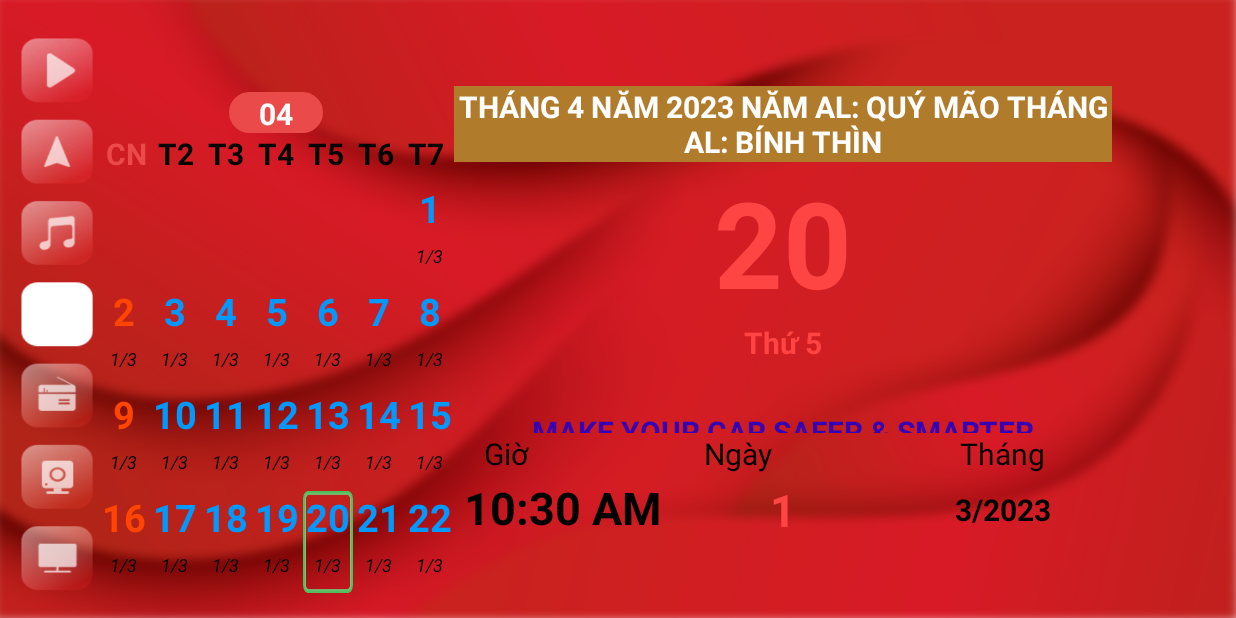
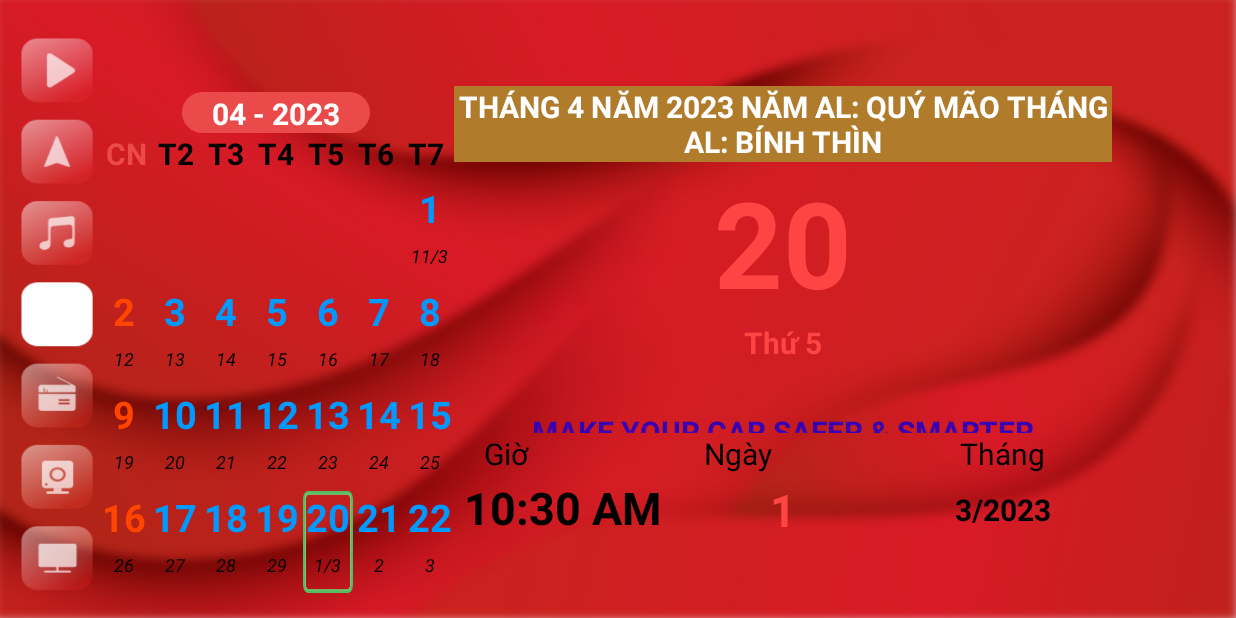
Before and after one commit to anhhv29/lunar-calendar, an Android app: the screen it shows after launch (MainActivity), on a phone screen of 824 x 412 dp (held sideways). Run offline under Robolectric (Android 15) with nearby library versions, the phone set to English and light mode, and no system bars; network calls fail; 5 statements that could not run were skipped.

Commit message:
can chi tháng

```diff
--- a/app/src/main/java/vn/gotech/lunar_calendar/MainActivity.java
+++ b/app/src/main/java/vn/gotech/lunar_calendar/MainActivity.java
@@ -75,8 +75,9 @@ public class MainActivity extends AppCompatActivity {
 
             int[] lunar = lunarYearTools.convertSolar2Lunar(day, month, year, 7);
 
-            tvLunarDay.setText("" + lunar[0]);
-            tvLunarMonth.setText(lunar[1] + "/" + lunar[2]);
+            int dayLunar = lunar[0];
+            int monthLunar = lunar[1];
+            int yearLunar = lunar[2];
 
             String[] can = {"Canh", "Tân", "Nhâm", "Quý", "Giáp", "Ất", "Bính", "Đinh", "Mậu", "Kỷ"};
             String[] chi = {"Thân", "Dậu", "Tuất", "Hợi", "Tý", "Sửu", "Dần", "Mão", "Thìn", "Tỵ", "Ngọ", "Mùi"};
@@ -93,92 +94,36 @@ public class MainActivity extends AppCompatActivity {
             String lunarYear = canYear + " " + chiYear;
 
             //tính can chi của tháng
-            int ngayAm = lunar[0];
-            int thangAm = lunar[1];
-            int namAm = lunar[2];
-
             String lunarMonth = null;
-            if (canYear.equals("Giáp") || canYear.equals("Kỷ")) {
-                lunarMonth = GiapKy[thangAm - 1];
-            } else if (canYear.equals("Ất") || canYear.equals("Canh")) {
-                lunarMonth = AtCanh[thangAm - 1];
-            } else if (canYear.equals("Bính") || canYear.equals("Tân")) {
-                lunarMonth = BinhTan[thangAm - 1];
-            } else if (canYear.equals("Đinh") || canYear.equals("Nhâm")) {
-                lunarMonth = DinhNham[thangAm - 1];
-            } else if (canYear.equals("Mậu") || canYear.equals("Quý")) {
-                lunarMonth = MauQuy[thangAm - 1];
+            switch (canYear) {
+                case "Giáp":
+                case "Kỷ":
+                    lunarMonth = GiapKy[monthLunar - 1];
+                    break;
+                case "Ất":
+                case "Canh":
+                    lunarMonth = AtCanh[monthLunar - 1];
+                    break;
+                case "Bính":
+                case "Tân":
+                    lunarMonth = BinhTan[monthLunar - 1];
+                    break;
+                case "Đinh":
+                case "Nhâm":
+                    lunarMonth = DinhNham[monthLunar - 1];
+                    break;
+                case "Mậu":
+                case "Quý":
+                    lunarMonth = MauQuy[monthLunar - 1];
+                    break;
             }
-
-
-            //tính can chi của tháng
-
-//            String lunarMonthKey = thangAmLich + "-" + canAmLich;
-
-
-//            HashMap<String, String> lunarMonth2 = new HashMap<>();
-//            for (int i = 0; i < 12; i++) {
-//                int m = i + 1;
-//                String s = (i > 5) ? chi[i - 6] : chi[6 + i];
-//                lunarMonth2.put("T" + m, s);
-//            }
-//
-//            HashMap<String, String[]> lunarMonth3 = new HashMap<>();
-//            List<String> listMonthCan = new ArrayList<>();
-//
-//            for (int i = 0; i < 5; i++) {
-//                listMonthCan.add(can[i + 4] + "/" + can[(i + 9 > 9) ? i - 1 : (i + 9)]);
-//            }
-//
-//            for (int i = 0; i < listMonthCan.size(); i++) {
-//                if (i == 0) {
-//                    String[] canThang = new String[12];
-//                    for (int j = 0; j < 12; j++) {
-//                        canThang[j] = ((j > 3) ? can[j - 4] : can[j + 6]) + " " + lunarMonth2.get("T" + (j + 1));
-//                    }
-//                    lunarMonth3.put(listMonthCan.get(i), canThang);
-//                } else if (i == 1) {
-//                    String[] canThang2 = new String[12];
-//                    for (int j = 0; j < 12; j++) {
-//                        canThang2[j] = ((j > 1) ? can[j - 2] : can[j + 8]) + " " + lunarMonth2.get("T" + (j + 1));
-//                    }
-//                    lunarMonth3.put(listMonthCan.get(i), canThang2);
-//                } else if (i == 2) {
-//                    String[] canThang3 = new String[12];
-//                    for (int j = 0; j < 12; j++) {
-//                        canThang3[j] = (j > 9) ? can[j - 10] : can[j] + " " + lunarMonth2.get("T" + (j + 1));
-//                    }
-//                    lunarMonth3.put(listMonthCan.get(i), canThang3);
-//                } else if (i == 3) {
-//                    String[] canThang4 = new String[12];
-//                    for (int j = 0; j < 12; j++) {
-//                        canThang4[j] = ((j > 7) ? can[j - 8] : can[j + 2]) + " " + lunarMonth2.get("T" + (j + 1));
-//                    }
-//                    lunarMonth3.put(listMonthCan.get(i), canThang4);
-//                } else if (i == 4) {
-//                    String[] canThang5 = new String[12];
-//                    for (int j = 0; j < 12; j++) {
-//                        canThang5[j] = ((j > 5) ? can[j - 6] : can[j + 4]) + " " + lunarMonth2.get("T" + (j + 1));
-//                    }
-//                    lunarMonth3.put(listMonthCan.get(i), canThang5);
-//                }
-//            }
-//
-//
-//            for (HashMap.Entry<String, String[]> entry : lunarMonth3.entrySet()) {
-//                String key = entry.getKey();
-//                String[] value = entry.getValue();
-//                for (int j = 0; j < value.length; j++) {
-//                    if (key.contains(canYear) && (lunnar[1] - 1) == j)
-//                        Log.e("123123123", "Key: " + key + ", Value: " + value[j]);
-//                }
-//            }
-
 
             tvDay.setText("" + day);
             tvMonth.setText("Tháng " + month + " Năm " + year + " năm AL: " + lunarYear + " tháng AL: " + lunarMonth);
             tvAuthor = findViewById(R.id.tvAuthor);
 
+            tvLunarDay.setText("" + lunar[0]);
+            tvLunarMonth.setText(lunar[1] + "/" + lunar[2]);
 
             //Các ngày lễ trong năm
             HashMap<String, String[]> holidaysLunnar = new HashMap<>(); //ngày lễ âm
@@ -265,7 +210,7 @@ public class MainActivity extends AppCompatActivity {
                 month = 12;
             }
 
-            tvTitle.setText((month < 10) ? "0" + month : month + " - " + year);
+            tvTitle.setText((month < 10) ? "0" + month + " - " + year : month + " - " + year);
 
             Calendar c = Calendar.getInstance();
             c.set(Calendar.DAY_OF_MONTH, 1);
@@ -284,9 +229,11 @@ public class MainActivity extends AppCompatActivity {
                     TMGduong = "n" + TMGduong;
                 }
 
-                String center = "" + lunar[0];
+                int[] lunar1 = lunarYearTools.convertSolar2Lunar(i, month, year, 7);
+
+                String center = "" + lunar1[0];
                 Log.d("center", center);
-                if (lunar[0] == 1 || i == 1) {
+                if (lunar1[0] == 1 || i == 1) {
                     center += "/" + lunar[1];
                 }
 
```
